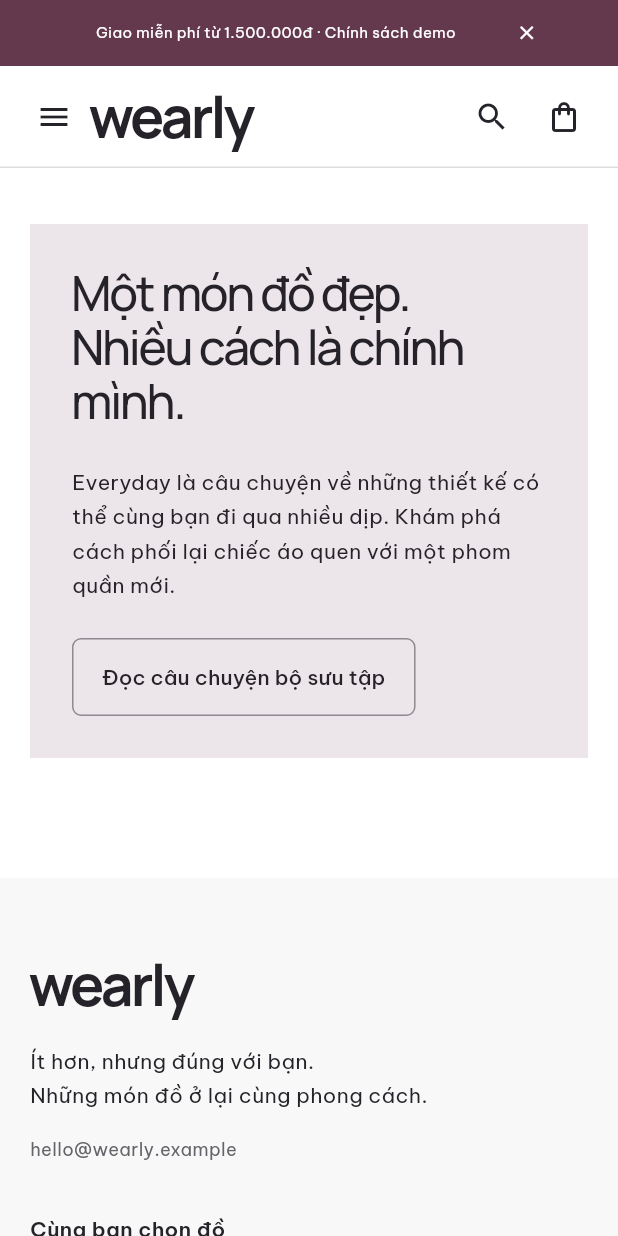
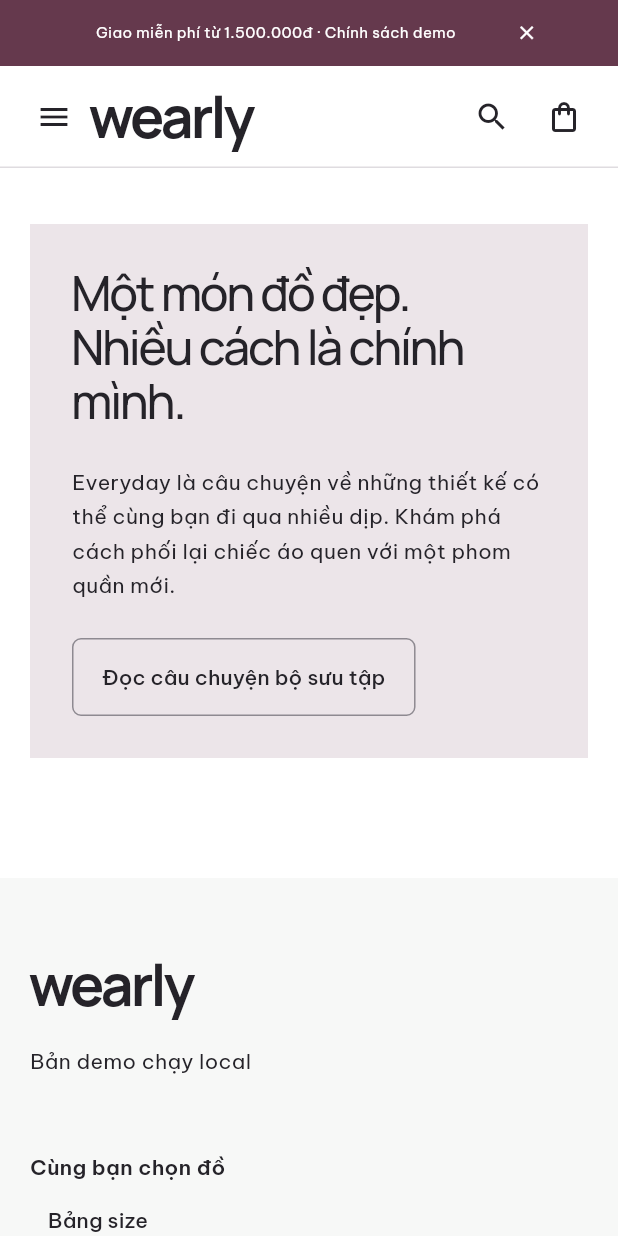
Before and after one commit to pqchien1905/WEARLY, a Flutter app: the screen it shows after launch, scrolled down 3456 dp, on a phone screen of 412 x 824 dp. Run offline on Flutter 3.47's test engine with Material 3 defaults, Android fonts, the phone set to English and light mode, and no system bars; our stand-ins replace flutter_riverpod, go_router; missing offline and left inert: dart:js_interop, file_selector.

Commit message:
feat(storefront): show published identity and accurate local policies

```diff
--- a/frontend/lib/app/app.dart
+++ b/frontend/lib/app/app.dart
@@ -292,6 +292,7 @@ GoRouter createRouter({String initialLocation = '/'}) {
             '/about',
             '/shipping-returns',
             '/privacy',
+            '/terms',
             '/size-guide',
           ])
             appRoute(
--- a/frontend/lib/app/content_provider.dart
+++ b/frontend/lib/app/content_provider.dart
@@ -1,10 +1,16 @@
 import 'package:flutter_riverpod/flutter_riverpod.dart';
 import '../data/commerce_json.dart';
 import 'api_providers.dart';
+import 'store_details.dart';
 
 class PublishedContent {
-  const PublishedContent({required this.banner, required this.policy});
+  const PublishedContent({
+    required this.banner,
+    required this.policy,
+    this.details,
+  });
   final String banner, policy;
+  final StoreDetails? details;
 }
 
 final contentRevisionProvider = NotifierProvider<ContentRevision, int>(
@@ -34,5 +40,6 @@ final publishedContentProvider = FutureProvider.autoDispose<PublishedContent?>((
   return PublishedContent(
     banner: content['banner'] as String,
     policy: content['policy'] as String,
+    details: StoreDetails.fromJson(content['details']),
   );
 });
--- /dev/null
+++ b/frontend/lib/app/store_details.dart
@@ -0,0 +1,41 @@
+class StoreDetails {
+  StoreDetails.fromJson(Object? json)
+    : values = Map.unmodifiable({
+        for (final entry in defaults.entries)
+          entry.key: json is Map && json[entry.key] is String
+              ? json[entry.key] as String
+              : entry.value,
+      });
+  final Map<String, String> values;
+  String operator [](String key) => values[key] ?? '';
+  static const defaults = {
+    'name': 'WEARLY',
+    'tagline': 'Bản demo chạy local',
+    'email': '',
+    'phone': '',
+    'address': '',
+    'about':
+        'WEARLY là cửa hàng minh họa chạy trên máy local. Catalog và ảnh dùng để trải nghiệm các chức năng; chưa đại diện cho hoạt động bán hàng thực tế.',
+    'privacy':
+        'Tài khoản, địa chỉ, đơn hàng và yêu cầu hỗ trợ được lưu trên máy chủ local. Phiên đăng nhập dùng cookie HttpOnly và có thể tiếp tục sau khi tải lại trang; đăng xuất để thu hồi phiên. Stylist gửi nội dung lựa chọn tới Google Gemini sau khi bạn đồng ý. Thử đồ chỉ lưu ảnh và gửi ảnh người/trang phục tới Gemini sau các bước đồng ý riêng. Ảnh riêng tư cần đăng nhập để xem, có thời hạn lưu và có thể xóa trong phòng thử; xóa hoặc hết hạn chặn truy cập, việc dọn bytes được xử lý nền. Thư hỗ trợ nằm trong hộp thư local. Hạn chế dùng dữ liệu cá nhân thật trong bản thử nghiệm.',
+    'terms':
+        'Đây là bản demo local. VNPay dùng môi trường thử nghiệm, vận chuyển được mô phỏng và COD được xác nhận thu tiền bằng thao tác đối soát có phân quyền. Kết quả Gemini chỉ hỗ trợ tham khảo, không xác nhận độ vừa vặn hay chất lượng sản phẩm. Không có cam kết giao hàng thực tế hoặc tự động hoàn tiền ngoài hệ thống.',
+  };
+  static const shipping =
+      'Vận chuyển trên máy local được mô phỏng; phí hiển thị tại bước thanh toán. VNPay dùng sandbox. Với COD, trạng thái đã giao không tự xác nhận đã thu tiền: nhân viên có quyền phải đối soát. Yêu cầu trả hàng cần được duyệt và ghi nhận hàng nhận lại trước khi xử lý hoàn tiền. Chưa có giao hàng hoặc thu tiền thực tế.';
+  static const fields = [
+    (key: 'name', label: 'Tên cửa hàng', max: 80, lines: 1),
+    (key: 'tagline', label: 'Mô tả ngắn', max: 160, lines: 1),
+    (
+      key: 'email',
+      label: 'Email cửa hàng (không bắt buộc)',
+      max: 254,
+      lines: 1,
+    ),
+    (key: 'phone', label: 'Điện thoại (không bắt buộc)', max: 40, lines: 1),
+    (key: 'address', label: 'Địa chỉ (không bắt buộc)', max: 300, lines: 2),
+    (key: 'about', label: 'Giới thiệu cửa hàng', max: 5000, lines: 4),
+    (key: 'privacy', label: 'Quyền riêng tư', max: 5000, lines: 4),
+    (key: 'terms', label: 'Điều khoản sử dụng', max: 5000, lines: 4),
+  ];
+}
--- a/frontend/lib/core/widgets/store_shell.dart
+++ b/frontend/lib/core/widgets/store_shell.dart
@@ -2,6 +2,8 @@ import 'package:flutter/material.dart';
 import 'package:flutter_riverpod/flutter_riverpod.dart';
 import 'package:go_router/go_router.dart';
 import '../../app/config.dart';
+import '../../app/content_provider.dart';
+import 'store_content.dart';
 import '../../app/api_providers.dart';
 import '../../app/providers.dart';
 import '../design/tokens.dart';
@@ -253,16 +255,26 @@ bool _navSelected(String path, String target) =>
     path.startsWith('$target/') ||
     (target == '/shop' && (path.startsWith('/products/') || path == '/search'));
 
-class BrandMark extends StatelessWidget {
+class BrandMark extends ConsumerWidget {
   const BrandMark({super.key});
   @override
-  Widget build(BuildContext context) => Semantics(
-    label: BrandConfig.title,
+  Widget build(BuildContext context, WidgetRef ref) {
+    final name = ref.watch(remoteApiProvider)
+        ? (ref
+                  .watch(publishedContentProvider)
+                  .asData
+                  ?.value
+                  ?.details?['name'] ??
+              'WEARLY')
+        : BrandConfig.name;
+    return Semantics(
+      label: name,
+      excludeSemantics: true,
       child: FittedBox(
         fit: BoxFit.scaleDown,
         alignment: Alignment.centerLeft,
         child: Text(
-        BrandConfig.name,
+          name,
           style: const TextStyle(
             fontFamily: 'Manrope',
             fontSize: 38,
@@ -274,6 +286,7 @@ class BrandMark extends StatelessWidget {
         ),
       ),
     );
+  }
 }
 
 void showSearchPanel(BuildContext context) =>
@@ -432,12 +445,13 @@ class _StoreFooterState extends ConsumerState<StoreFooter> {
                     children: [
                       const BrandMark(),
                       const SizedBox(height: 16),
-                      const Text(
-                        'Ít hơn, nhưng đúng với bạn.\nNhững món đồ ở lại cùng phong cách.',
+                      const StoreContentText(
+                        field: 'tagline',
+                        fallback: 'Bản demo chạy local',
                         style: T.body,
                       ),
                       const SizedBox(height: 16),
-                      Text(BrandConfig.email, style: T.small),
+                      const StoreContactDetails(),
                     ],
                   ),
                 ),
@@ -456,7 +470,8 @@ class _StoreFooterState extends ConsumerState<StoreFooter> {
                         ('Liên hệ hỗ trợ', '/contact'),
                         ('Giao hàng & đổi trả', '/shipping-returns'),
                         ('Quyền riêng tư', '/privacy'),
-                        ('Câu chuyện ${BrandConfig.displayName}', '/about'),
+                        ('Điều khoản sử dụng', '/terms'),
+                        ('Câu chuyện cửa hàng', '/about'),
                       ])
                         TextButton(
                           onPressed: () => context.go(link.$2),
@@ -518,10 +533,7 @@ class _StoreFooterState extends ConsumerState<StoreFooter> {
             spacing: 24,
             runSpacing: 12,
             children: [
-              const Text(
-                '© 2026 ${BrandConfig.displayName} · Thương hiệu minh họa',
-                style: T.small,
-              ),
+              const Text('© 2026 · Bản demo chạy local', style: T.small),
               const Text(
                 'Catalog & ảnh minh họa. Chưa bán hàng thực tế.',
                 style: T.small,
--- a/frontend/lib/features/info/support_pages.dart
+++ b/frontend/lib/features/info/support_pages.dart
@@ -167,26 +167,26 @@ class FaqPage extends ConsumerWidget {
                     ? 'Đặt hàng ở đây được xử lý thế nào?'
                     : 'Đặt hàng ở đây có bị tính tiền không?',
                 remote
-                    ? 'Đơn COD được lưu trên máy chủ và có thể xem lại sau khi đăng nhập. Hiện chưa có thanh toán trực tuyến. Trạng thái giao hàng không đồng nghĩa đã xác nhận thu tiền.'
+                    ? 'Đơn hàng được lưu trên máy chủ local và có thể xem lại sau khi đăng nhập. VNPay sử dụng sandbox khi được cấu hình; vận chuyển được mô phỏng. Với COD, trạng thái đã giao không đồng nghĩa đã xác nhận thu tiền: cần đối soát có phân quyền.'
                     : 'Không. Checkout chỉ tạo đơn trong phiên demo, không thu tiền và không gửi hàng. Tải lại trang sẽ xóa đơn.',
               ),
               (
                 'Ảnh của tôi có được tải lên mạng không?',
                 remote
-                    ? 'Phòng thử AI chưa được kết nối trong chế độ trực tuyến. Trang phòng thử hiện tại không gửi ảnh của bạn lên máy chủ.'
+                    ? 'Ảnh được lưu riêng tư trên máy chủ sau khi bạn đồng ý. Khi thử đồ, hệ thống chỉ gửi ảnh người và trang phục tới Google Gemini sau bước đồng ý riêng. Bạn có thể xóa ảnh; xem trang Quyền riêng tư để biết cách lưu và xử lý dữ liệu.'
                     : 'Không. Ảnh nằm trong bộ nhớ của tab. Xóa ảnh hoặc rời phòng thử sẽ giải phóng ảnh; trang kết quả chỉ giữ thông tin mô phỏng, không chứa ảnh cá nhân.',
               ),
               (
                 'Stylist và thử đồ có dùng AI thật không?',
                 remote
-                    ? 'Chưa. Các trang Stylist và thử đồ trực tuyến thông báo chưa khả dụng; không tạo hoặc hiển thị kết quả AI giả.'
+                    ? 'Có thể dùng Google Gemini khi đã cấu hình khóa và còn hạn mức. Chưa cấu hình thì chức năng thông báo chưa khả dụng. Mỗi lần gửi cần thao tác và đồng ý của bạn; tải lại trang không tự tạo lượt AI mới. Kết quả chỉ mang tính tham khảo.'
                     : 'Chưa. Stylist chọn sản phẩm từ catalog theo lựa chọn của bạn. Phòng thử hiển thị tiến trình và kết quả minh họa, không tạo ảnh mặc thử thực tế.',
               ),
               (
                 'Có thể đổi size hoặc trả hàng không?',
                 remote
                     ? 'Xem trang Giao hàng & đổi trả để đọc chính sách cửa hàng đã xuất bản. Khi chưa có chính sách được xác nhận, trang sẽ ghi rõ nội dung demo.'
-                    : 'Chính sách demo cho phép đổi size trong 7 ngày khi chưa sử dụng. Chưa có dịch vụ đổi trả thực tế; chính sách sẽ được xác nhận trước khi mở bán.',
+                    : 'Chưa có dịch vụ đổi trả thực tế trong bản demo. Chính sách cần được xác nhận trước khi mở bán.',
               ),
               (
                 'Vì sao ảnh không đổi khi chọn một số màu?',
```
Also changed, not shown: frontend/lib/core/widgets/store_content.dart (+43 -6 lines), frontend/lib/features/admin/remote/content_page.dart (+61 -1 lines), frontend/lib/features/info/info_page.dart (+25 -5 lines), frontend/lib/features/info/remote_contact_page.dart (+5 -2 lines), 6 other files. Lines whose indentation alone changed are shown as unchanged.
